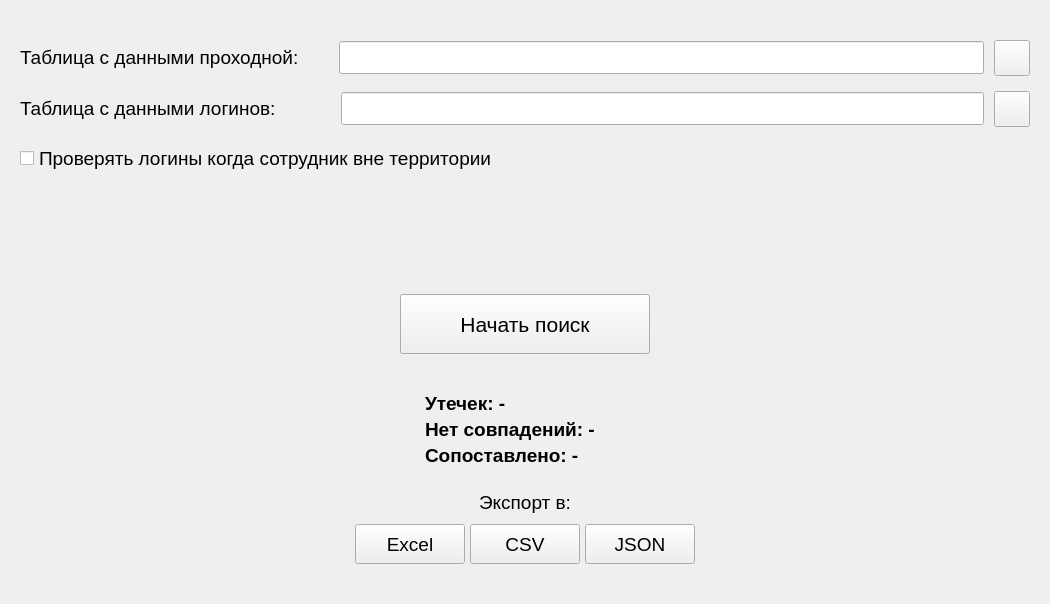
trottling/LeakedPassChecker, file assets/main.ui: the form before one commit.
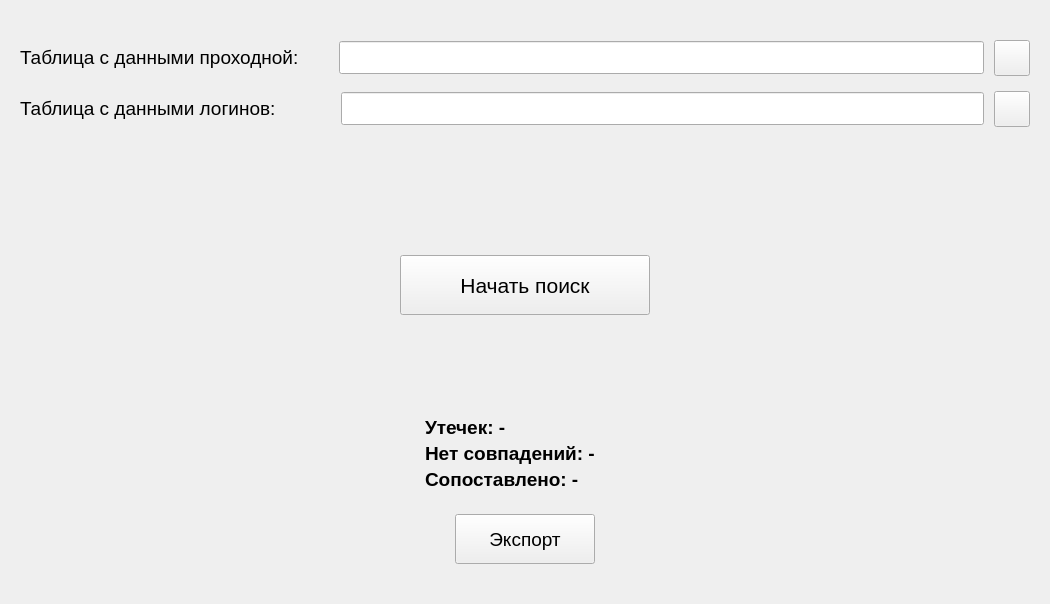
The form after the commit.

Commit message: Удаление опций экспорта, остался только excel

```diff
--- a/assets/main.ui
+++ b/assets/main.ui
@@ -44,6 +44,95 @@
     <property name="spacing">
      <number>0</number>
     </property>
+    <item row="14" column="0" colspan="2">
+     <layout class="QHBoxLayout" name="horizontalLayout_5">
+      <property name="spacing">
+       <number>0</number>
+      </property>
+      <item>
+       <spacer name="horizontalSpacer_15">
+        <property name="orientation">
+         <enum>Qt::Horizontal</enum>
+        </property>
+        <property name="sizeHint" stdset="0">
+         <size>
+          <width>18</width>
+          <height>20</height>
+         </size>
+        </property>
+       </spacer>
+      </item>
+      <item>
+       <widget class="QPushButton" name="pushButton_export">
+        <property name="sizePolicy">
+         <sizepolicy hsizetype="Fixed" vsizetype="Fixed">
+          <horstretch>0</horstretch>
+          <verstretch>0</verstretch>
+         </sizepolicy>
+        </property>
+        <property name="minimumSize">
+         <size>
+          <width>140</width>
+          <height>50</height>
+         </size>
+        </property>
+        <property name="maximumSize">
+         <size>
+          <width>16777215</width>
+          <height>49</height>
+         </size>
+        </property>
+        <property name="font">
+         <font>
+          <family>Segoe UI</family>
+          <pointsize>14</pointsize>
+          <weight>50</weight>
+          <bold>false</bold>
+          <stylestrategy>PreferAntialias</stylestrategy>
+         </font>
+        </property>
+        <property name="text">
+         <string>Экспорт</string>
+        </property>
+        <property name="iconSize">
+         <size>
+          <width>25</width>
+          <height>25</height>
+         </size>
+        </property>
+       </widget>
+      </item>
+      <item>
+       <spacer name="horizontalSpacer_14">
+        <property name="orientation">
+         <enum>Qt::Horizontal</enum>
+        </property>
+        <property name="sizeHint" stdset="0">
+         <size>
+          <width>40</width>
+          <height>20</height>
+         </size>
+        </property>
+       </spacer>
+      </item>
+     </layout>
+    </item>
+    <item row="15" column="0" colspan="2">
+     <spacer name="verticalSpacer_6">
+      <property name="orientation">
+       <enum>Qt::Vertical</enum>
+      </property>
+      <property name="sizeType">
+       <enum>QSizePolicy::Fixed</enum>
+      </property>
+      <property name="sizeHint" stdset="0">
+       <size>
+        <width>893</width>
+        <height>40</height>
+       </size>
+      </property>
+     </spacer>
+    </item>
     <item row="1" column="0" colspan="2">
      <layout class="QHBoxLayout" name="horizontalLayout_2">
       <property name="spacing">
@@ -216,7 +305,7 @@
       </item>
      </layout>
     </item>
-    <item row="7" column="0">
+    <item row="5" column="0">
      <spacer name="verticalSpacer_4">
       <property name="orientation">
        <enum>Qt::Vertical</enum>
@@ -229,39 +318,7 @@
       </property>
      </spacer>
     </item>
-    <item row="19" column="0" colspan="2">
-     <spacer name="verticalSpacer_6">
-      <property name="orientation">
-       <enum>Qt::Vertical</enum>
-      </property>
-      <property name="sizeType">
-       <enum>QSizePolicy::Fixed</enum>
-      </property>
-      <property name="sizeHint" stdset="0">
-       <size>
-        <width>893</width>
-        <height>40</height>
-       </size>
-      </property>
-     </spacer>
-    </item>
-    <item row="17" column="0" colspan="2">
-     <spacer name="verticalSpacer_5">
-      <property name="orientation">
-       <enum>Qt::Vertical</enum>
-      </property>
-      <property name="sizeType">
-       <enum>QSizePolicy::Fixed</enum>
-      </property>
-      <property name="sizeHint" stdset="0">
-       <size>
-        <width>893</width>
-        <height>10</height>
-       </size>
-      </property>
-     </spacer>
-    </item>
-    <item row="14" column="0" colspan="2">
+    <item row="12" column="0" colspan="2">
      <layout class="QHBoxLayout" name="horizontalLayout_4">
       <property name="spacing">
        <number>0</number>
@@ -337,6 +394,137 @@
       </item>
      </layout>
     </item>
+    <item row="2" column="0" colspan="2">
+     <spacer name="verticalSpacer_2">
+      <property name="orientation">
+       <enum>Qt::Vertical</enum>
+      </property>
+      <property name="sizeType">
+       <enum>QSizePolicy::Fixed</enum>
+      </property>
+      <property name="sizeHint" stdset="0">
+       <size>
+        <width>893</width>
+        <height>15</height>
+       </size>
+      </property>
+     </spacer>
+    </item>
+    <item row="0" column="0" colspan="2">
+     <spacer name="verticalSpacer">
+      <property name="orientation">
+       <enum>Qt::Vertical</enum>
+      </property>
+      <property name="sizeType">
+       <enum>QSizePolicy::Fixed</enum>
+      </property>
+      <property name="sizeHint" stdset="0">
+       <size>
+        <width>893</width>
+        <height>40</height>
+       </size>
+      </property>
+     </spacer>
+    </item>
+    <item row="6" column="0">
+     <layout class="QHBoxLayout" name="horizontalLayout_3">
+      <property name="spacing">
+       <number>0</number>
+      </property>
+      <item>
+       <spacer name="horizontalSpacer_9">
+        <property name="orientation">
+         <enum>Qt::Horizontal</enum>
+        </property>
+        <property name="sizeHint" stdset="0">
+         <size>
+          <width>40</width>
+          <height>20</height>
+         </size>
+        </property>
+       </spacer>
+      </item>
+      <item>
+       <widget class="QPushButton" name="pushButton_run">
+        <property name="sizePolicy">
+         <sizepolicy hsizetype="Fixed" vsizetype="Fixed">
+          <horstretch>0</horstretch>
+          <verstretch>0</verstretch>
+         </sizepolicy>
+        </property>
+        <property name="minimumSize">
+         <size>
+          <width>250</width>
+          <height>60</height>
+         </size>
+        </property>
+        <property name="font">
+         <font>
+          <family>Segoe UI</family>
+          <pointsize>16</pointsize>
+          <weight>50</weight>
+          <bold>false</bold>
+          <stylestrategy>PreferAntialias</stylestrategy>
+         </font>
+        </property>
+        <property name="text">
+         <string>Начать поиск</string>
+        </property>
+        <property name="iconSize">
+         <size>
+          <width>25</width>
+          <height>25</height>
+         </size>
+        </property>
+       </widget>
+      </item>
+      <item>
+       <spacer name="horizontalSpacer_10">
+        <property name="orientation">
+         <enum>Qt::Horizontal</enum>
+        </property>
+        <property name="sizeHint" stdset="0">
+         <size>
+          <width>40</width>
+          <height>20</height>
+         </size>
+        </property>
+       </spacer>
+      </item>
+     </layout>
+    </item>
+    <item row="13" column="0" colspan="2">
+     <spacer name="verticalSpacer_5">
+      <property name="orientation">
+       <enum>Qt::Vertical</enum>
+      </property>
+      <property name="sizeType">
+       <enum>QSizePolicy::Fixed</enum>
+      </property>
+      <property name="sizeHint" stdset="0">
+       <size>
+        <width>893</width>
+        <height>10</height>
+       </size>
+      </property>
+     </spacer>
+    </item>
+    <item row="7" column="0">
+     <spacer name="verticalSpacer_3">
+      <property name="orientation">
+       <enum>Qt::Vertical</enum>
+      </property>
+      <property name="sizeType">
+       <enum>QSizePolicy::Expanding</enum>
+      </property>
+      <property name="sizeHint" stdset="0">
+       <size>
+        <width>893</width>
+        <height>35</height>
+       </size>
+      </property>
+     </spacer>
+    </item>
     <item row="3" column="0" colspan="2">
      <layout class="QHBoxLayout" name="horizontalLayout">
       <property name="spacing">
@@ -509,459 +697,6 @@
       </item>
      </layout>
     </item>
-    <item row="9" column="0">
-     <spacer name="verticalSpacer_3">
-      <property name="orientation">
-       <enum>Qt::Vertical</enum>
-      </property>
-      <property name="sizeType">
-       <enum>QSizePolicy::Expanding</enum>
-      </property>
-      <property name="sizeHint" stdset="0">
-       <size>
-        <width>893</width>
-        <height>35</height>
-       </size>
-      </property>
-     </spacer>
-    </item>
-    <item row="18" column="0" colspan="2">
-     <layout class="QHBoxLayout" name="horizontalLayout_5">
-      <property name="spacing">
-       <number>0</number>
-      </property>
-      <item>
-       <spacer name="horizontalSpacer_15">
-        <property name="orientation">
-         <enum>Qt::Horizontal</enum>
-        </property>
-        <property name="sizeHint" stdset="0">
-         <size>
-          <width>18</width>
-          <height>20</height>
-         </size>
-        </property>
-       </spacer>
-      </item>
-      <item>
-       <widget class="QPushButton" name="pushButton_export_excel">
-        <property name="sizePolicy">
-         <sizepolicy hsizetype="Fixed" vsizetype="Fixed">
-          <horstretch>0</horstretch>
-          <verstretch>0</verstretch>
-         </sizepolicy>
-        </property>
-        <property name="minimumSize">
-         <size>
-          <width>110</width>
-          <height>40</height>
-         </size>
-        </property>
-        <property name="maximumSize">
-         <size>
-          <width>16777215</width>
-          <height>49</height>
-         </size>
-        </property>
-        <property name="font">
-         <font>
-          <family>Segoe UI</family>
-          <pointsize>14</pointsize>
-          <weight>50</weight>
-          <bold>false</bold>
-          <stylestrategy>PreferAntialias</stylestrategy>
-         </font>
-        </property>
-        <property name="text">
-         <string>Excel</string>
-        </property>
-        <property name="iconSize">
-         <size>
-          <width>25</width>
-          <height>25</height>
-         </size>
-        </property>
-       </widget>
-      </item>
-      <item>
-       <spacer name="horizontalSpacer_13">
-        <property name="orientation">
-         <enum>Qt::Horizontal</enum>
-        </property>
-        <property name="sizeType">
-         <enum>QSizePolicy::Fixed</enum>
-        </property>
-        <property name="sizeHint" stdset="0">
-         <size>
-          <width>5</width>
-          <height>20</height>
-         </size>
-        </property>
-       </spacer>
-      </item>
-      <item>
-       <widget class="QPushButton" name="pushButton_export_csv">
-        <property name="sizePolicy">
-         <sizepolicy hsizetype="Fixed" vsizetype="Fixed">
-          <horstretch>0</horstretch>
-          <verstretch>0</verstretch>
-         </sizepolicy>
-        </property>
-        <property name="minimumSize">
-         <size>
-          <width>110</width>
-          <height>40</height>
-         </size>
-        </property>
-        <property name="maximumSize">
-         <size>
-          <width>16777215</width>
-          <height>49</height>
-         </size>
-        </property>
-        <property name="font">
-         <font>
-          <family>Segoe UI</family>
-          <pointsize>14</pointsize>
-          <weight>50</weight>
-          <bold>false</bold>
-          <stylestrategy>PreferAntialias</stylestrategy>
-         </font>
-        </property>
-        <property name="text">
-         <string>CSV</string>
-        </property>
-        <property name="iconSize">
-         <size>
-          <width>25</width>
-          <height>25</height>
-         </size>
-        </property>
-       </widget>
-      </item>
-      <item>
-       <spacer name="horizontalSpacer_14">
-        <property name="orientation">
-         <enum>Qt::Horizontal</enum>
-        </property>
-        <property name="sizeType">
-         <enum>QSizePolicy::Fixed</enum>
-        </property>
-        <property name="sizeHint" stdset="0">
-         <size>
-          <width>5</width>
-          <height>20</height>
-         </size>
-        </property>
-       </spacer>
-      </item>
-      <item>
-       <widget class="QPushButton" name="pushButton_export_json">
-        <property name="sizePolicy">
-         <sizepolicy hsizetype="Fixed" vsizetype="Fixed">
-          <horstretch>0</horstretch>
-          <verstretch>0</verstretch>
-         </sizepolicy>
-        </property>
-        <property name="minimumSize">
-         <size>
-          <width>110</width>
-          <height>40</height>
-         </size>
-        </property>
-        <property name="maximumSize">
-         <size>
-          <width>16777215</width>
-          <height>49</height>
-         </size>
-        </property>
-        <property name="font">
-         <font>
-          <family>Segoe UI</family>
-          <pointsize>14</pointsize>
-          <weight>50</weight>
-          <bold>false</bold>
-          <stylestrategy>PreferAntialias</stylestrategy>
-         </font>
-        </property>
-        <property name="text">
-         <string>JSON</string>
-        </property>
-        <property name="iconSize">
-         <size>
-          <width>25</width>
-          <height>25</height>
-         </size>
-        </property>
-       </widget>
-      </item>
-      <item>
-       <spacer name="horizontalSpacer_16">
-        <property name="orientation">
-         <enum>Qt::Horizontal</enum>
-        </property>
-        <property name="sizeHint" stdset="0">
-         <size>
-          <width>18</width>
-          <height>20</height>
-         </size>
-        </property>
-       </spacer>
-      </item>
-     </layout>
-    </item>
-    <item row="8" column="0">
-     <layout class="QHBoxLayout" name="horizontalLayout_3">
-      <property name="spacing">
-       <number>0</number>
-      </property>
-      <item>
-       <spacer name="horizontalSpacer_9">
-        <property name="orientation">
-         <enum>Qt::Horizontal</enum>
-        </property>
-        <property name="sizeHint" stdset="0">
-         <size>
-          <width>40</width>
-          <height>20</height>
-         </size>
-        </property>
-       </spacer>
-      </item>
-      <item>
-       <widget class="QPushButton" name="pushButton_run">
-        <property name="sizePolicy">
-         <sizepolicy hsizetype="Fixed" vsizetype="Fixed">
-          <horstretch>0</horstretch>
-          <verstretch>0</verstretch>
-         </sizepolicy>
-        </property>
-        <property name="minimumSize">
-         <size>
-          <width>250</width>
-          <height>60</height>
-         </size>
-        </property>
-        <property name="font">
-         <font>
-          <family>Segoe UI</family>
-          <pointsize>16</pointsize>
-          <weight>50</weight>
-          <bold>false</bold>
-          <stylestrategy>PreferAntialias</stylestrategy>
-         </font>
-        </property>
-        <property name="text">
-         <string>Начать поиск</string>
-        </property>
-        <property name="iconSize">
-         <size>
-          <width>25</width>
-          <height>25</height>
-         </size>
-        </property>
-       </widget>
-      </item>
-      <item>
-       <spacer name="horizontalSpacer_10">
-        <property name="orientation">
-         <enum>Qt::Horizontal</enum>
-        </property>
-        <property name="sizeHint" stdset="0">
-         <size>
-          <width>40</width>
-          <height>20</height>
-         </size>
-        </property>
-       </spacer>
-      </item>
-     </layout>
-    </item>
-    <item row="15" column="0">
-     <spacer name="verticalSpacer_7">
-      <property name="orientation">
-       <enum>Qt::Vertical</enum>
-      </property>
-      <property name="sizeType">
-       <enum>QSizePolicy::Expanding</enum>
-      </property>
-      <property name="sizeHint" stdset="0">
-       <size>
-        <width>20</width>
-        <height>20</height>
-       </size>
-      </property>
-     </spacer>
-    </item>
-    <item row="2" column="0" colspan="2">
-     <spacer name="verticalSpacer_2">
-      <property name="orientation">
-       <enum>Qt::Vertical</enum>
-      </property>
-      <property name="sizeType">
-       <enum>QSizePolicy::Fixed</enum>
-      </property>
-      <property name="sizeHint" stdset="0">
-       <size>
-        <width>893</width>
-        <height>15</height>
-       </size>
-      </property>
-     </spacer>
-    </item>
-    <item row="0" column="0" colspan="2">
-     <spacer name="verticalSpacer">
-      <property name="orientation">
-       <enum>Qt::Vertical</enum>
-      </property>
-      <property name="sizeType">
-       <enum>QSizePolicy::Fixed</enum>
-      </property>
-      <property name="sizeHint" stdset="0">
-       <size>
-        <width>893</width>
-        <height>40</height>
-       </size>
-      </property>
-     </spacer>
-    </item>
-    <item row="16" column="0">
-     <layout class="QHBoxLayout" name="horizontalLayout_6">
-      <item>
-       <spacer name="horizontalSpacer_17">
-        <property name="orientation">
-         <enum>Qt::Horizontal</enum>
-        </property>
-        <property name="sizeHint" stdset="0">
-         <size>
-          <width>40</width>
-          <height>20</height>
-         </size>
-        </property>
-       </spacer>
-      </item>
-      <item>
-       <widget class="QLabel" name="label_export">
-        <property name="font">
-         <font>
-          <family>Segoe UI</family>
-          <pointsize>14</pointsize>
-          <weight>50</weight>
-          <bold>false</bold>
-          <stylestrategy>PreferAntialias</stylestrategy>
-         </font>
-        </property>
-        <property name="text">
-         <string>Экспорт в:</string>
-        </property>
-        <property name="alignment">
-         <set>Qt::AlignCenter</set>
-        </property>
-       </widget>
-      </item>
-      <item>
-       <spacer name="horizontalSpacer_18">
-        <property name="orientation">
-         <enum>Qt::Horizontal</enum>
-        </property>
-        <property name="sizeHint" stdset="0">
-         <size>
-          <width>40</width>
-          <height>20</height>
-         </size>
-        </property>
-       </spacer>
-      </item>
-     </layout>
-    </item>
-    <item row="4" column="0">
-     <spacer name="verticalSpacer_8">
-      <property name="orientation">
-       <enum>Qt::Vertical</enum>
-      </property>
-      <property name="sizeType">
-       <enum>QSizePolicy::Fixed</enum>
-      </property>
-      <property name="sizeHint" stdset="0">
-       <size>
-        <width>857</width>
-        <height>15</height>
-       </size>
-      </property>
-     </spacer>
-    </item>
-    <item row="5" column="0">
-     <layout class="QHBoxLayout" name="horizontalLayout_7">
-      <property name="spacing">
-       <number>0</number>
-      </property>
-      <item>
-       <spacer name="horizontalSpacer_19">
-        <property name="orientation">
-         <enum>Qt::Horizontal</enum>
-        </property>
-        <property name="sizeType">
-         <enum>QSizePolicy::Fixed</enum>
-        </property>
-        <property name="sizeHint" stdset="0">
-         <size>
-          <width>20</width>
-          <height>20</height>
-         </size>
-        </property>
-       </spacer>
-      </item>
-      <item>
-       <widget class="QCheckBox" name="checkBox_territory">
-        <property name="sizePolicy">
-         <sizepolicy hsizetype="Minimum" vsizetype="Fixed">
-          <horstretch>0</horstretch>
-          <verstretch>0</verstretch>
-         </sizepolicy>
-        </property>
-        <property name="minimumSize">
-         <size>
-          <width>0</width>
-          <height>33</height>
-         </size>
-        </property>
-        <property name="font">
-         <font>
-          <family>Segoe UI</family>
-          <pointsize>14</pointsize>
-          <weight>50</weight>
-          <bold>false</bold>
-         </font>
-        </property>
-        <property name="text">
-         <string>Проверять логины когда сотрудник вне территории</string>
-        </property>
-        <property name="iconSize">
-         <size>
-          <width>16</width>
-          <height>16</height>
-         </size>
-        </property>
-        <property name="autoRepeatInterval">
-         <number>100</number>
-        </property>
-       </widget>
-      </item>
-      <item>
-       <spacer name="horizontalSpacer_20">
-        <property name="orientation">
-         <enum>Qt::Horizontal</enum>
-        </property>
-        <property name="sizeHint" stdset="0">
-         <size>
-          <width>40</width>
-          <height>20</height>
-         </size>
-        </property>
-       </spacer>
-      </item>
-     </layout>
-    </item>
    </layout>
   </widget>
  </widget>
```
The commit also changes 9 other files.
